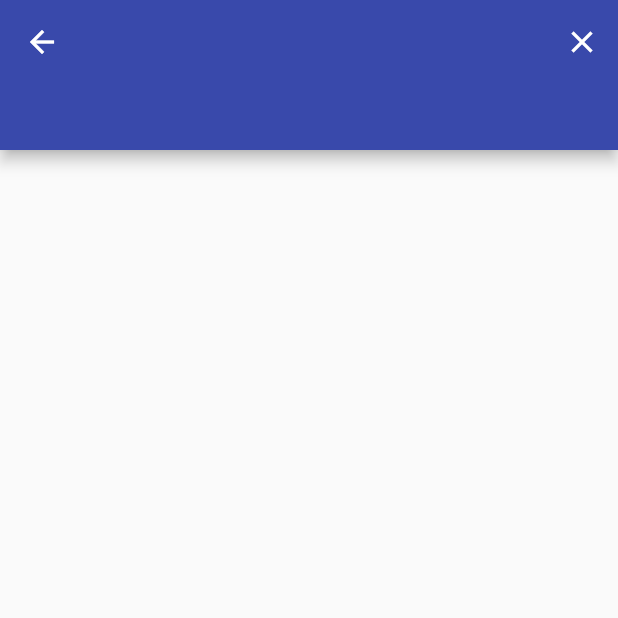
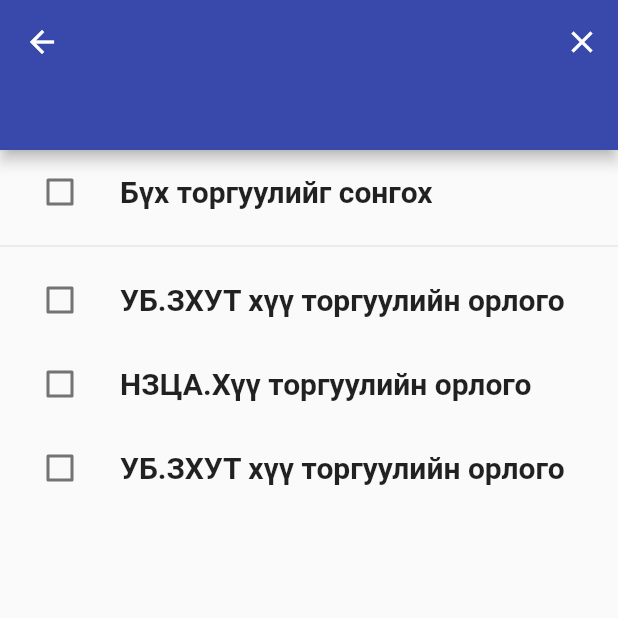
Before and after one commit to Budee0117/torguuli, a Flutter app: the screen it shows after launch, after a tap on "Хайх", on a phone screen of 412 x 824 dp, the top half of it. Run offline on Flutter 3.47's test engine with Material 2 defaults, Android fonts, the phone set to English and light mode, and no system bars.

Commit message:
checkbox nemegdsen

```diff
--- a/torguuli/lib/info.dart
+++ b/torguuli/lib/info.dart
@@ -1,48 +1,119 @@
 import 'package:flutter/material.dart';
 
-class Info extends StatelessWidget {
-  const Info({super.key});
+// void main() {
+//   runApp(Info(
+//     number: '',
+//   ));
+// }
+
+// ignore: must_be_immutable
+class Info extends StatefulWidget {
+  String number = '';
+  Info({Key? key, required this.number}) : super(key: key);
+
+  @override
+  _InfoState createState() => _InfoState();
+}
+
+class _InfoState extends State<Info> {
+  final allChecked = CheckBoxModel(title: 'Бүх торгуулийг сонгох');
+  final List<CheckBoxModel> checkBoxList = [
+    CheckBoxModel(title: 'УБ.ЗХУТ хүү торгуулийн орлого'),
+    CheckBoxModel(title: 'НЗЦА.Хүү торгуулийн орлого'),
+    CheckBoxModel(title: 'УБ.ЗХУТ хүү торгуулийн орлого'),
+  ];
 
   @override
   Widget build(BuildContext context) {
     return MaterialApp(
       debugShowCheckedModeBanner: false,
-      title: '',
+      title: widget.number,
       home: Scaffold(
-          appBar: PreferredSize(
-            preferredSize: const Size.fromHeight(100),
-            child: AppBar(
+        appBar: PreferredSize(
+          preferredSize: const Size.fromHeight(100),
+          child: AppBar(
+            title: Text(
+              widget.number,
+              style: const TextStyle(color: Colors.white),
+            ),
             backgroundColor: Colors.indigo[600],
             leading: IconButton(
               onPressed: () {
                 Navigator.pop(context);
               },
               icon: const Icon(
+                Icons.arrow_back,
                 color: Colors.white,
-                Icons.arrow_back
-                )
+              ),
+            ),
+            actions: [
+              IconButton(
+                onPressed: () {},
+                icon: const Icon(Icons.close),
+              ),
+            ],
+          ),
+        ),
+        body: ListView(
+          children: [
+            ListTile(
+              onTap: () => onAllClicked(allChecked),
+              leading: Checkbox(
+                value: allChecked.value,
+                onChanged: (value) => onAllClicked(allChecked),
+              ),
+              title: Text(
+                allChecked.title,
+                style: const TextStyle(
+                  fontSize: 20,
+                  fontWeight: FontWeight.bold,
                 ),
-            actions: [IconButton(
-              onPressed: () {},
-              icon: const Icon(Icons.close))]
-
-      )
-            )
+              ),
+            ),
+            const Divider(),
+            ...checkBoxList.map((item) => ListTile(
+                  onTap: () => onItemClicked(item),
+                  leading: Checkbox(
+                    value: item.value,
+                    onChanged: (value) => onItemClicked(item),
+                  ),
+                  title: Text(
+                    item.title,
+                    style: const TextStyle(
+                      fontSize: 20,
+                      fontWeight: FontWeight.bold,
+                    ),
+                  ),
+                )),
+          ],
+        ),
       ),
     );
   }
+
+  void onAllClicked(CheckBoxModel ckbItem) {
+    setState(() {
+      allChecked.value = !allChecked.value;
+      for (final item in checkBoxList) {
+        item.value = allChecked.value;
+      }
+    });
+  }
+
+  void onItemClicked(CheckBoxModel item) {
+    setState(() {
+      item.value = !item.value;
+      if (!item.value) {
+        allChecked.value = false;
+      } else {
+        allChecked.value = checkBoxList.every((item) => item.value);
+      }
+    });
+  }
 }
 
-// class Header extends StatelessWidget {
-//   const Header({super.key});
-
-//   @override
-//   Widget build(BuildContext context) {
-//     return Scaffold(
-//       //
-//       appBar: AppBar(
-//         // backgroundColor: Colors.indigo[900],
-//       ),
-//     );
-//   }
-// }
+class CheckBoxModel {
+  String title;
+  bool value;
+  CheckBoxModel({required this.title, this.value = false});
+}
--- a/torguuli/lib/main.dart
+++ b/torguuli/lib/main.dart
@@ -34,6 +34,8 @@ class SearchScreen extends StatefulWidget {
   State<SearchScreen> createState() => _SearchScreenState();
 }
 
+TextEditingController _numberController = TextEditingController();
+
 class _SearchScreenState extends State<SearchScreen> {
   @override
   Widget build(BuildContext context) {
@@ -41,9 +43,7 @@ class _SearchScreenState extends State<SearchScreen> {
       backgroundColor: Colors.grey,
       appBar: AppBar(
         backgroundColor: Colors.grey,
-        actions: [IconButton(
-          onPressed: () {},
-          icon: const Icon(Icons.close))],
+        actions: [IconButton(onPressed: () {}, icon: const Icon(Icons.close))],
       ),
       body: Center(
         child: Column(
@@ -61,14 +61,15 @@ class _SearchScreenState extends State<SearchScreen> {
             const SizedBox(
               height: 50,
             ),
-            const Expanded(
+            Expanded(
               child: Padding(
-                padding: EdgeInsets.all(56),
+                padding: const EdgeInsets.all(56),
                 child: SizedBox(
                     width: 300,
-                    height: 100,
+                    height: 50,
                     child: TextField(
-                      decoration: InputDecoration(
+                      controller: _numberController,
+                      decoration: const InputDecoration(
                           fillColor: Colors.white,
                           filled: true,
                           border: OutlineInputBorder(
@@ -85,10 +86,11 @@ class _SearchScreenState extends State<SearchScreen> {
               child: ElevatedButton(
                 onPressed: () {
                   Navigator.push(
-                    context, MaterialPageRoute(
-                      builder: (context) => Info()
-                      )
-                    );
+                      context,
+                      MaterialPageRoute(
+                          builder: (context) => Info(
+                                number: _numberController.text,
+                              )));
                 },
                 style: ElevatedButton.styleFrom(
                     backgroundColor: Colors.indigo[600],
@@ -109,18 +111,3 @@ class _SearchScreenState extends State<SearchScreen> {
     );
   }
 }
-
-//  ListTile(
-//                 onTap: () {
-//                   Navigator.push(
-//                     context,
-//                     MaterialPageRoute(builder: (context) => Info()),
-//                   );
-//                 },
-//                 horizontalTitleGap: 0.0,
-//                 title: const Text(
-//                   'Хайх',
-//                   style: TextStyle(color: Colors.white),
-//                 ),
-//                 tileColor: Colors.blue,
-//               ),
```
Also changed, not shown: torguuli/lib/views/tax/index.dart (deleted).
